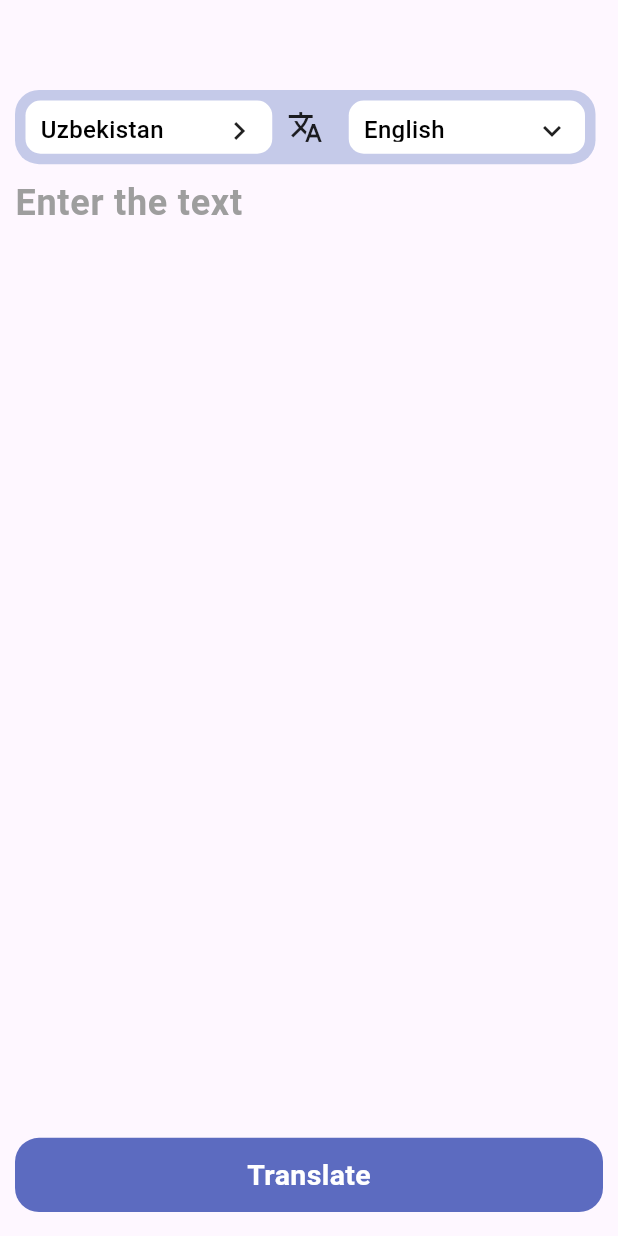
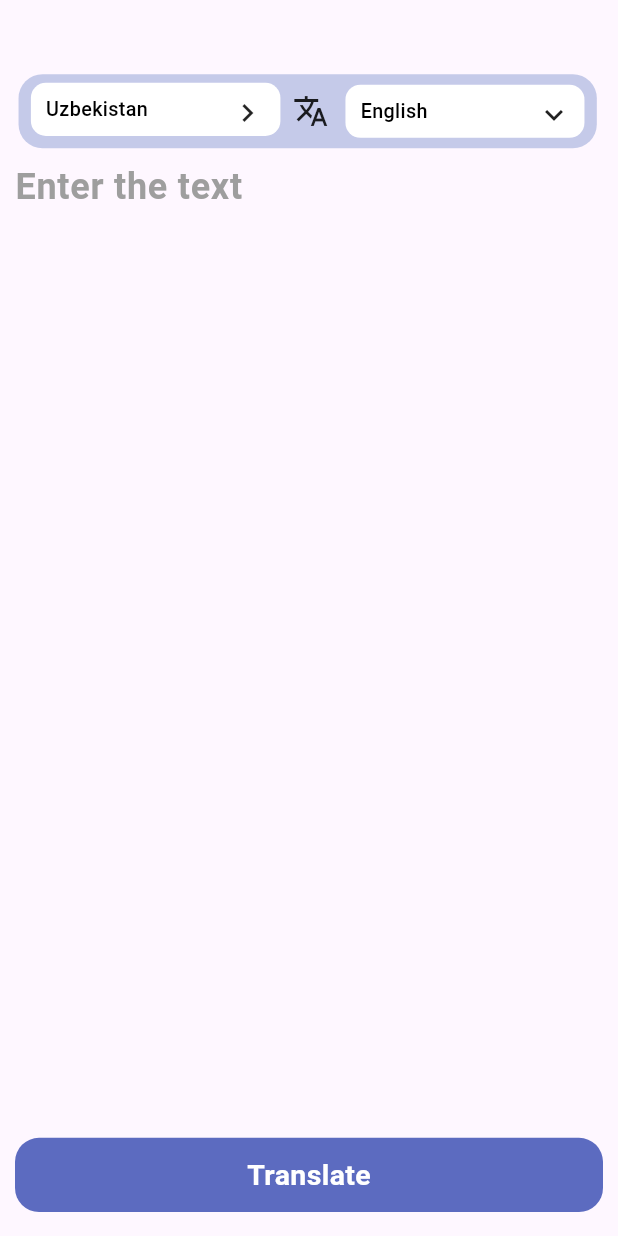
Before and after one commit to aziz1272/flutter_translate, a Flutter app: the screen it shows after launch, on a phone screen of 412 x 824 dp. Run offline on Flutter 3.47's test engine with Material 3 defaults, Android fonts, the phone set to English and light mode, and no system bars; our stand-ins replace flutter_riverpod; missing offline and left inert: translator.

Commit message:
the app is updates

```diff
--- a/lib/ui/pages/main page/main_page.dart
+++ b/lib/ui/pages/main page/main_page.dart
@@ -2,13 +2,10 @@ import 'package:flutter/material.dart';
 import 'package:flutter_riverpod/flutter_riverpod.dart';
 import 'package:flutter_translate/ui/pages/language%20controller/language_controller_page.dart';
 import 'package:translator/translator.dart';
-
 import '../translate_page/translate_page.dart';
 
 class MainPage extends ConsumerWidget {
   static const String id = "main_page";
-
-
 
   final int index;
 
@@ -24,7 +21,6 @@ class MainPage extends ConsumerWidget {
       ref.watch(trWordProvider.notifier).state = "";
     }
     translator
-
         .translate(inputText.text.trim(),
             from: ref.watch(inpListProvider.notifier).state.isEmpty
                 ? 'uz'
@@ -44,14 +40,14 @@ class MainPage extends ConsumerWidget {
       body: Container(
         child: Column(
           children: [
-            const SizedBox(
-              height: 40,
+            SizedBox(
+              height: size.height * 0.04,
             ),
             Padding(
-              padding: const EdgeInsets.only(
-                top: 20,
-                left: 10,
-                right: 5,
+              padding: EdgeInsets.only(
+                top: size.height * 0.02,
+                left: size.width * 0.03,
+                right: size.width * 0.01,
               ),
               child: Row(
                 children: [
@@ -67,8 +63,11 @@ class MainPage extends ConsumerWidget {
                         Expanded(
                           child: GestureDetector(
                             child: Container(
-                              margin: const EdgeInsets.only(
-                                  top: 7, left: 7, bottom: 7),
+                              margin: EdgeInsets.only(
+                                top: size.height * 0.007,
+                                left: size.width * 0.02,
+                                bottom: size.width * 0.02,
+                              ),
                               padding: const EdgeInsets.only(
                                 top: 8,
                                 bottom: 8,
@@ -85,17 +84,13 @@ class MainPage extends ConsumerWidget {
                                 children: [
                                   Expanded(
                                       child: Text(
-                                    ref
-                                            .watch(inpListProvider.notifier)
-                                            .state
-                                            .isEmpty
+                                    ref.watch(inpListProvider.notifier).state.isEmpty
                                         ? "Uzbekistan"
-                                        : ref
-                                            .watch(inpListProvider.notifier)
+                                        : ref.watch(inpListProvider.notifier)
                                             .state[0],
-                                    style: const TextStyle(
+                                    style: TextStyle(
                                       color: Colors.black,
-                                      fontSize: 16,
+                                      fontSize: size.height*0.016,
                                       overflow: TextOverflow.ellipsis,
                                       fontWeight: FontWeight.w500,
                                     ),
@@ -111,28 +106,27 @@ class MainPage extends ConsumerWidget {
                             onTap: () {
                               Navigator.of(context).push(
                                 MaterialPageRoute(
-                                  builder: (context) => LanguageControllerPage(
-                                    tr: 1,
-                                  ),
+                                  builder: (context) => const LanguageControllerPage(
+                                    tr: 1),
                                 ),
                               );
                             },
                           ),
                         ),
                         Padding(
-                          padding: EdgeInsets.only(left: 10, right: 10),
-                          child: Icon(Icons.translate),
+                          padding: EdgeInsets.only(left: size.width*0.02, right: size.width*0.01),
+                          child: const Icon(Icons.translate),
                         ),
                         Expanded(
                           child: GestureDetector(
                             child: Container(
-                              padding: const EdgeInsets.only(
+                              padding: EdgeInsets.only(
                                 top: 8,
                                 bottom: 8,
                                 left: 10,
-                                right: 10,
+                                right: size.width*0.02,
                               ),
-                              margin: const EdgeInsets.all(7),
+                              margin:  EdgeInsets.only(left: 7, bottom: 7, top: 7, right: size.width*0.02,),
                               decoration: BoxDecoration(
                                 color: Colors.white,
                                 borderRadius: BorderRadius.circular(10),
@@ -143,17 +137,14 @@ class MainPage extends ConsumerWidget {
                                 children: [
                                   Expanded(
                                       child: Text(
-                                    ref
-                                            .watch(outListProvider.notifier)
-                                            .state
-                                            .isEmpty
+                                    ref.watch(outListProvider.notifier).state.isEmpty
                                         ? "English"
                                         : ref
                                             .watch(outListProvider.notifier)
                                             .state[0],
-                                    style: const TextStyle(
+                                    style: TextStyle(
                                       color: Colors.black,
-                                      fontSize: 16,
+                                      fontSize: size.height*0.016,
                                       overflow: TextOverflow.ellipsis,
                                       fontWeight: FontWeight.w500,
                                     ),
```
Also changed, not shown: lib/ui/pages/home page/home_page.dart (deleted, +0 -57 lines), lib/ui/pages/translate_page/translate_page.dart (+6 -4 lines), 1 other file.
